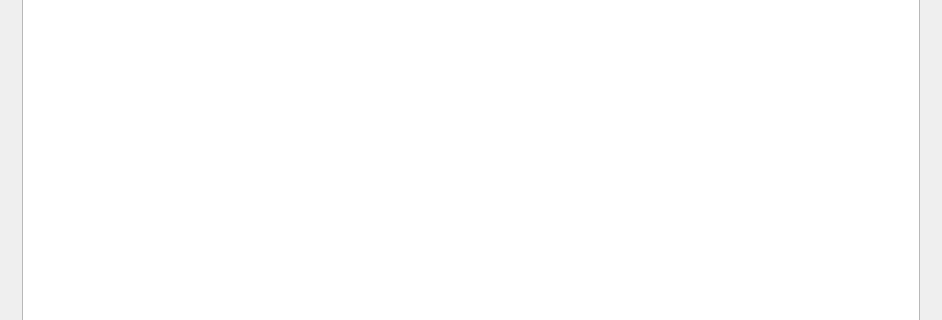
Old version of the form Lagersystem/Lagersystem.ui in the repository tim-pa/Lagersystem; both pictures show x 0 to 942 and y 169 to 489 of the 942 by 639 pixel window.
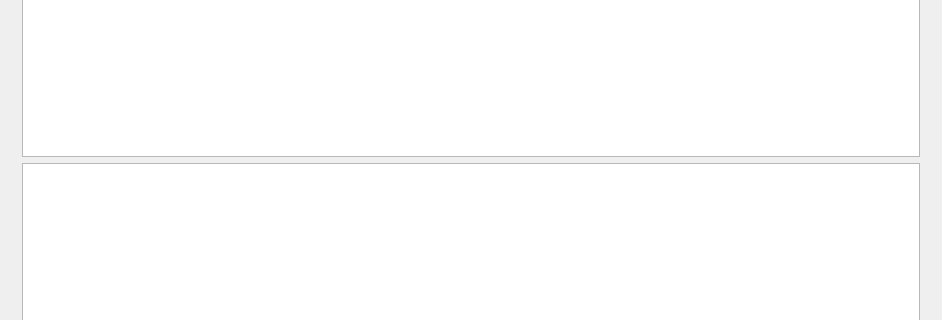
New version of the form. The open tabs and pages were chosen to show the change.

Commit message: Warnung für Unterschreiten der Mindestmenge auf Seite 0 hinzugefügt UND setQuery Befehle aus dem Model-View Bereich in den LogicController Bereich verschoben und Fehlerbehandlung ergänzt

Patch:
```diff
--- a/Lagersystem/Lagersystem.ui
+++ b/Lagersystem/Lagersystem.ui
@@ -108,6 +108,9 @@
          <widget class="QTableView" name="tableView_0"/>
         </item>
         <item row="4" column="0">
+         <widget class="QTableView" name="tableView_0_1"/>
+        </item>
+        <item row="5" column="0">
          <layout class="QHBoxLayout" name="horizontalLayout">
           <item>
            <widget class="QPushButton" name="store_button">
```
Left out of the diff: 4 changed lines with no effect on the pictures. The commit also changes 4 other files.
